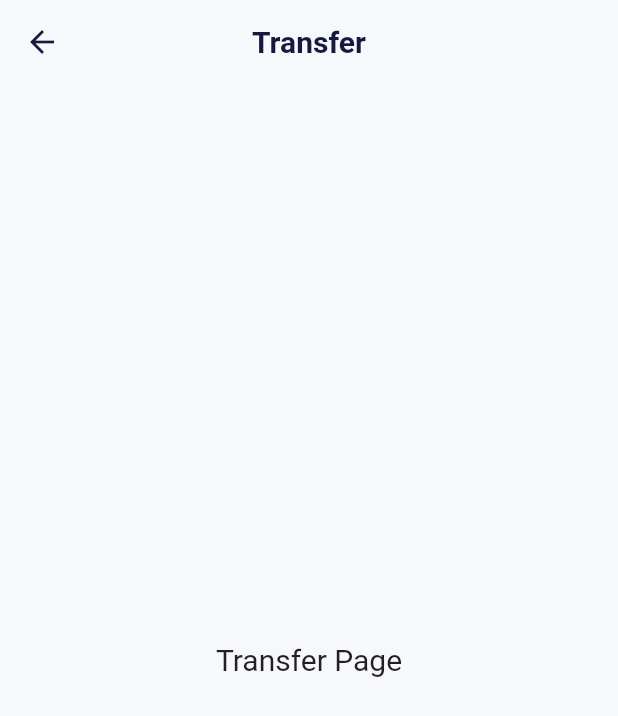
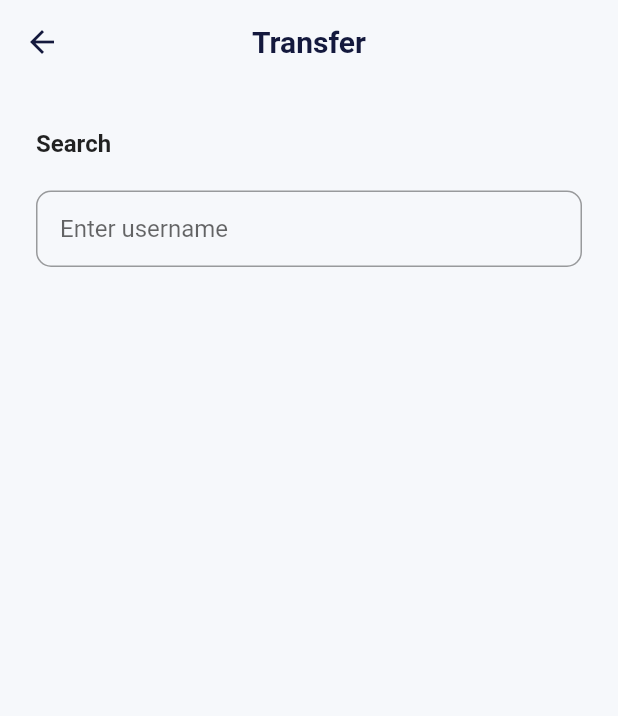
Before and after one commit to syahrizal-alisadikin/flutter_learning_bank_bwa, a Flutter app: the TransferPage screen opened by its route, on a phone screen of 412 x 824 dp. Shown: the top 716 px of the screen. Run offline on Flutter 3.47's test engine with Material 2 defaults, Android fonts, the light colour scheme and no system bars; our stand-ins replace carousel_slider, get.

Commit message:
udpdate transfer

```diff
--- a/lib/ui/pages/transafer_page.dart
+++ b/lib/ui/pages/transafer_page.dart
@@ -1,3 +1,5 @@
+import 'package:bank_flutter/ui/widgets/forms.dart';
+import 'package:bank_flutter/ui/widgets/theme.dart';
 import 'package:flutter/material.dart';
 
 class TransferPage extends StatelessWidget {
@@ -9,16 +11,25 @@ class TransferPage extends StatelessWidget {
       appBar: AppBar(
         title: const Text('Transfer'),
       ),
-      body: Center(
-        child: Column(
-          mainAxisAlignment: MainAxisAlignment.center,
-          children: const [
-            Text(
-              'Transfer Page',
-              style: TextStyle(fontSize: 20),
+      body: ListView(
+        padding: const EdgeInsets.symmetric(horizontal: 24),
+        children: [
+          const SizedBox(height: 30),
+          Text(
+            'Search',
+            style: TextStyle(
+              fontSize: 16,
+              fontWeight: semiBold,
             ),
-          ],
-        ),
+          ),
+          const SizedBox(height: 14),
+          CustomeFormField(
+            title: "By username",
+            isShowTitle: false,
+            hintText: "Enter username",
+            controller: TextEditingController(),
+          ),
+        ],
       ),
     );
   }
--- a/lib/ui/widgets/forms.dart
+++ b/lib/ui/widgets/forms.dart
@@ -8,6 +8,7 @@ class CustomeFormField extends StatelessWidget {
   final TextEditingController controller;
   final bool? eye;
   final bool iconData;
+  final bool isShowTitle;
   final VoidCallback? onPressed;
   const CustomeFormField({
     Key? key,
@@ -18,6 +19,7 @@ class CustomeFormField extends StatelessWidget {
     this.eye = false,
     this.onPressed,
     this.iconData = true,
+    this.isShowTitle = true,
   }) : super(key: key);
 
   @override
@@ -25,6 +27,7 @@ class CustomeFormField extends StatelessWidget {
     return Column(
       crossAxisAlignment: CrossAxisAlignment.start,
       children: [
+        if (isShowTitle)
           Text(
             title,
             style: blackTextStyle.copyWith(
```
Lines whose indentation alone changed are shown as unchanged.
